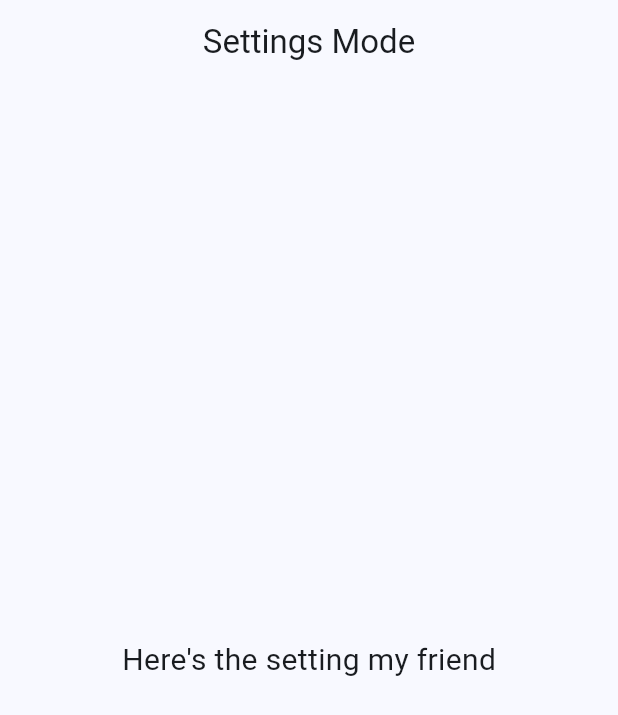
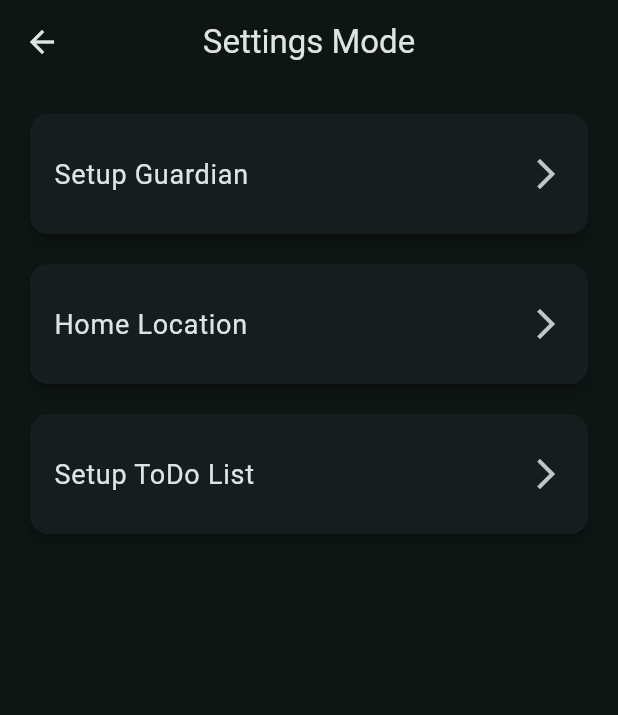
Before and after one commit to hvs-raka/bhandi_guardian, a Flutter app: the Nawt screen opened by its route, on a phone screen of 412 x 824 dp. Shown: the top 715 px of the screen. Run offline on Flutter 3.47's test engine with Material 3 defaults, Android fonts, the phone set to English and light mode, and no system bars; our stand-ins replace go_router.

Commit message:
nawt page dev

```diff
--- a/lib/Pages/Nawt.dart
+++ b/lib/Pages/Nawt.dart
@@ -1,4 +1,5 @@
 import 'package:flutter/material.dart';
+import 'package:go_router/go_router.dart';
 
 class Nawt extends StatelessWidget {
   const Nawt({super.key});
@@ -6,13 +7,72 @@ class Nawt extends StatelessWidget {
   @override
   Widget build(BuildContext context) {
     return Scaffold(
-      appBar: AppBar(title: const Text('Settings Mode'), centerTitle: true),
-      body: const Center(
-        child: Text(
-          "Here's the setting my friend",
-          style: TextStyle(fontSize: 20),
+      appBar: AppBar(
+        title: const Text('Settings Mode'),
+        leading: IconButton(
+          icon: const Icon(Icons.arrow_back),
+          onPressed: () {
+            context.go('/'); // or context.pop() for go_router
+          },
+        ),
+        centerTitle: true,
+      ),
+      body: Padding(
+        padding: const EdgeInsets.all(16),
+        child: Column(
+          children: [
+            buildTileButton(
+              context,
+              //icon: Icons.info,
+              label: "Setup Guardian",
+              onTap: () {
+                // Navigate or do something
+              },
+            ),
+            const SizedBox(height: 12),
+            buildTileButton(
+              context,
+              //icon: Icons.details,
+              label: "Home Location",
+              onTap: () {
+                // Navigate or do something
+              },
+            ),
+            const SizedBox(height: 12),
+            buildTileButton(
+              context,
+              //icon: Icons.info,
+              label: "Setup ToDo List",
+              onTap: () {
+                // Navigate or do something
+              },
+            ),
+          ],
         ),
       ),
     );
   }
 }
+
+Widget buildTileButton(
+  BuildContext context, {
+  //required IconData icon,
+  required String label,
+  required VoidCallback onTap,
+}) {
+  return Card(
+    elevation: 3,
+    shape: RoundedRectangleBorder(borderRadius: BorderRadius.circular(12)),
+    child: ListTile(
+      contentPadding: const EdgeInsets.symmetric(horizontal: 16, vertical: 12),
+      /*leading: Icon(
+        icon,
+        size: 28,
+        color: Theme.of(context).colorScheme.primary,
+      ),*/
+      title: Text(label, style: const TextStyle(fontSize: 18)),
+      trailing: const Icon(Icons.arrow_forward_ios),
+      onTap: onTap,
+    ),
+  );
+}
--- a/lib/main.dart
+++ b/lib/main.dart
@@ -7,6 +7,7 @@
 // Define the router configuration
 final _router = GoRouter(
   initialLocation: '/',
+  // setting up paths for route
   routes: [
     GoRoute(path: '/', builder: (context, state) => const Home()),
     GoRoute(path: '/High', builder: (context, state) => const High()),
@@ -31,7 +32,8 @@
           'Bhandi Guardian', // title it usually appears in task switches on mobile devices
       theme: ThemeData(
         colorScheme: ColorScheme.fromSeed(
-          seedColor: Colors.blue,
+          seedColor: Colors.teal,
+          brightness: Brightness.dark,
         ), // setting up theme, here theme seed is use to make harmonious palate from color given
         useMaterial3: true,
       ),
```
Also changed, not shown: lib/Pages/High.dart (+11 -1 lines), lib/Pages/Home.dart (+11 -3 lines).
